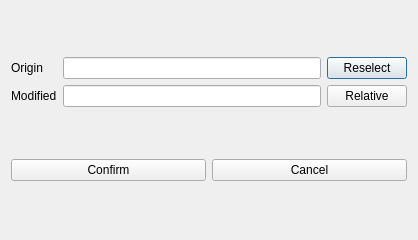
First picture: the form in ui/design/modify_path.ui, repository zimolab/PyInstallerGUI, before the edit.
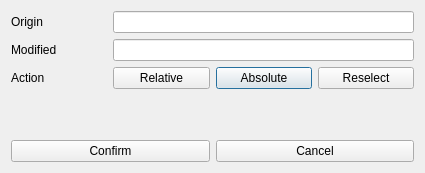
Second picture: the form after the edit.

Patch:
```diff
--- a/ui/design/modify_path.ui
+++ b/ui/design/modify_path.ui
@@ -9,8 +9,8 @@
    <rect>
     <x>0</x>
     <y>0</y>
-    <width>418</width>
-    <height>240</height>
+    <width>425</width>
+    <height>173</height>
    </rect>
   </property>
   <property name="windowTitle">
@@ -26,39 +26,69 @@
        </property>
       </widget>
      </item>
-     <item row="0" column="1">
-      <widget class="QLineEdit" name="originPathEdit">
-       <property name="focusPolicy">
-        <enum>Qt::NoFocus</enum>
-       </property>
-      </widget>
-     </item>
-     <item row="0" column="2">
-      <widget class="QPushButton" name="reselectButton">
+     <item row="4" column="2">
+      <widget class="QPushButton" name="abspathButton">
        <property name="text">
-        <string>Reselect</string>
+        <string>Absolute</string>
        </property>
       </widget>
      </item>
-     <item row="1" column="0">
-      <widget class="QLabel" name="modifiedPathLabel">
-       <property name="text">
-        <string>Modified</string>
-       </property>
-      </widget>
-     </item>
-     <item row="1" column="1">
+     <item row="2" column="1" colspan="3">
       <widget class="QLineEdit" name="modifiedPathEdit"/>
      </item>
-     <item row="1" column="2">
+     <item row="4" column="1">
       <widget class="QPushButton" name="relpathButton">
        <property name="text">
         <string>Relative</string>
        </property>
       </widget>
      </item>
+     <item row="2" column="0">
+      <widget class="QLabel" name="modifiedPathLabel">
+       <property name="text">
+        <string>Modified</string>
+       </property>
+      </widget>
+     </item>
+     <item row="4" column="3">
+      <widget class="QPushButton" name="reselectButton">
+       <property name="text">
+        <string>Reselect</string>
+       </property>
+      </widget>
+     </item>
+     <item row="0" column="1" colspan="3">
+      <widget class="QLineEdit" name="originPathEdit">
+       <property name="focusPolicy">
+        <enum>Qt::StrongFocus</enum>
+       </property>
+       <property name="readOnly">
+        <bool>true</bool>
+       </property>
+      </widget>
+     </item>
+     <item row="4" column="0">
+      <widget class="QLabel" name="label">
+       <property name="text">
+        <string>Action</string>
+       </property>
+      </widget>
+     </item>
     </layout>
    </item>
+   <item>
+    <spacer name="verticalSpacer">
+     <property name="orientation">
+      <enum>Qt::Vertical</enum>
+     </property>
+     <property name="sizeHint" stdset="0">
+      <size>
+       <width>20</width>
+       <height>40</height>
+      </size>
+     </property>
+    </spacer>
+   </item>
    <item>
     <layout class="QHBoxLayout" name="horizontalLayout">
      <item>
```
